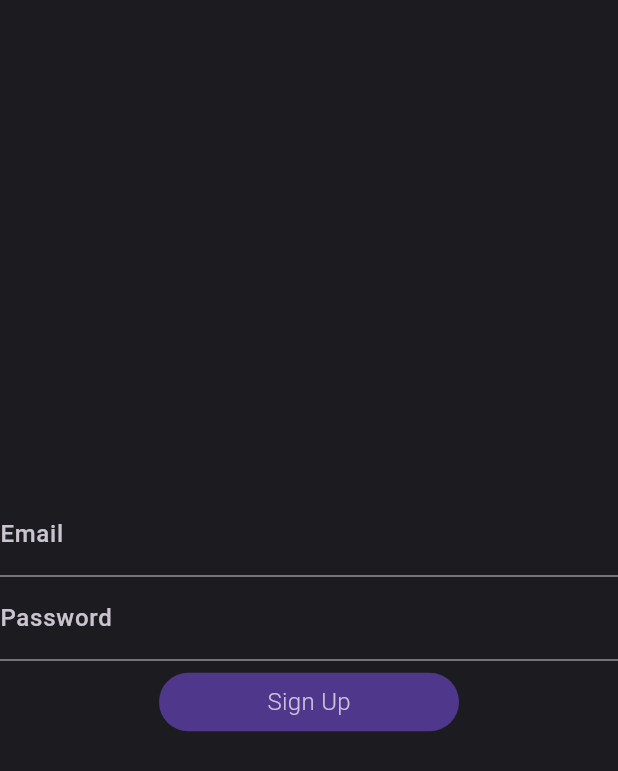
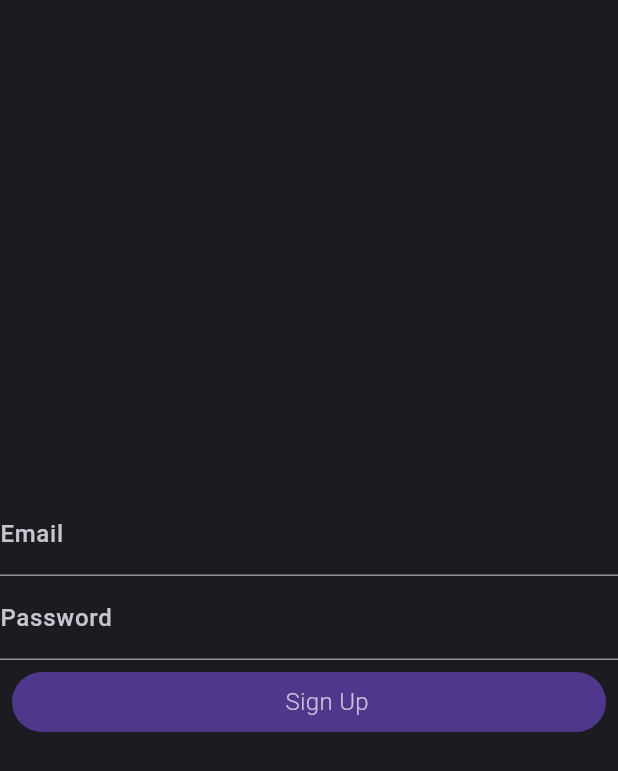
Before and after one commit to valeriiaradzivilo/lingui_quest, a Flutter app: the SignUpPage screen opened by its route, on a phone screen of 412 x 824 dp. Shown: the top 771 px of the screen. Run offline on Flutter 3.47's test engine with Material 2 defaults, Android fonts, the phone set to English and light mode, and no system bars; our stand-ins replace dartz, equatable, feather_icons, firebase_auth, firebase_core, flutter_bloc and 3 more; missing offline and left inert: flutter_portal, simple_logger; accounts and stored records are empty; generated files the repository leaves out were written again; network calls fail; Roboto replaces fonts that are missing (Unbounded).

Commit message:
mobile adapts

```diff
--- a/lib/main.dart
+++ b/lib/main.dart
@@ -3,7 +3,6 @@ import 'package:flutter/material.dart';
 import 'package:flutter_bloc/flutter_bloc.dart';
 import 'package:flutter_gen/gen_l10n/app_localizations.dart';
 import 'package:flutter_portal/flutter_portal.dart';
-import 'package:hive/hive.dart';
 import 'package:lingui_quest/data/firebase/firebase_options.dart';
 import 'package:lingui_quest/data/local_storage/hive_database.dart';
 import 'package:lingui_quest/start/bloc/start_cubit.dart';
@@ -23,7 +22,6 @@ void main() async {
     options: DefaultFirebaseOptions.currentPlatform,
   );
   init();
-  Hive.init(null);
   HiveDatabase().openBox();
   runApp(const MyApp());
 }
--- /dev/null
+++ b/lib/shared/constants/key_constants.dart
@@ -0,0 +1,9 @@
+class KeyConstants {
+  KeyConstants._();
+  static String get avatarPortal => 'avatarPortal';
+  static String get emailSignUpField => 'emailSignUpField';
+  static String get passwordSignUpField => 'passwordSignUpField';
+  static String get signUpButton => 'signUpButton';
+  static String get signInButton => 'signInButton';
+  static String get noProfileYet => 'noProfileYet';
+}
--- a/lib/shared/widgets/lin_main_button.dart
+++ b/lib/shared/widgets/lin_main_button.dart
@@ -1,3 +1,4 @@
+import 'package:flutter/foundation.dart';
 import 'package:flutter/material.dart';
 import 'package:lingui_quest/shared/constants/padding_constants.dart';
 
@@ -8,30 +9,32 @@ class LinMainButton extends StatelessWidget {
       required this.label,
       required this.onTap,
       this.isEnabled = true});
-  final IconData? icon;
   final String label;
   final Function() onTap;
   final bool isEnabled;
+  final IconData? icon;
 
   @override
   Widget build(BuildContext context) {
     return Padding(
       padding: EdgeInsets.all(PaddingConst.small),
+      child: ClipRRect(
+        borderRadius: BorderRadius.circular(20),
         child: Container(
           padding: EdgeInsets.all(PaddingConst.small),
-        constraints: const BoxConstraints(maxWidth: 200, maxHeight: 200),
           decoration: BoxDecoration(
             color: Theme.of(context).colorScheme.secondaryContainer,
-            borderRadius: BorderRadius.circular(20)),
+          ),
           child: InkWell(
             onTap: onTap,
             child: Row(
               mainAxisAlignment: MainAxisAlignment.center,
               crossAxisAlignment: CrossAxisAlignment.center,
               children: [
-              if (icon != null) Icon(icon),
-              Text(label),
+                if (!kIsWeb) Icon(icon),
+                if (kIsWeb || icon == null) Text(label),
               ],
+            ),
           ),
         ),
       ),
--- a/lib/start/di.dart
+++ b/lib/start/di.dart
@@ -24,7 +24,7 @@ Future<void> init() async {
     ),
   );
   serviceLocator.registerFactory(
-    () => StartCubit(),
+    StartCubit.new,
   );
 
   //usecases
--- a/lib/view/sign_up_page/sign_up_page.dart
+++ b/lib/view/sign_up_page/sign_up_page.dart
@@ -1,6 +1,7 @@
 import 'package:flutter/material.dart';
 import 'package:flutter_bloc/flutter_bloc.dart';
 import 'package:lingui_quest/core/extentions/app_localization_context.dart';
+import 'package:lingui_quest/shared/constants/key_constants.dart';
 import 'package:lingui_quest/shared/widgets/lin_main_button.dart';
 import 'package:lingui_quest/shared/widgets/lin_text_editing_field.dart';
 import 'package:lingui_quest/view/home_page/home_page.dart';
@@ -35,19 +36,19 @@ class _SignInPageState extends State<SignUpPage> {
                       mainAxisAlignment: MainAxisAlignment.center,
                       children: [
                         LinTextField(
-                          key: const ValueKey('emailSignUpField'),
+                          key: ValueKey(KeyConstants.emailSignUpField),
                           controller: emailController,
                           label: context.loc.email,
                           option: TextFieldOption.email,
                         ),
                         LinTextField(
-                          key: const ValueKey('passwordSignUpField'),
+                          key: ValueKey(KeyConstants.passwordSignUpField),
                           controller: passwordController,
                           label: context.loc.password,
                           option: TextFieldOption.password,
                         ),
                         LinMainButton(
-                          key: const ValueKey('signUpButton'),
+                          key: ValueKey(KeyConstants.signUpButton),
                           label: context.loc.signUp,
                           onTap: () => bloc.signUp(
                               emailController.text, passwordController.text),
--- a/pubspec.yaml
+++ b/pubspec.yaml
@@ -37,6 +37,7 @@ dependencies:
   json_annotation: ^4.8.1
   json_serializable: any
   simple_logger: ^1.9.0+2
+  path_provider: any
 
 dev_dependencies:
   flutter_test:
```
Also changed, not shown: lib/data/local_storage/hive_database.dart (+6 -1 lines), lib/start/components/user_widget.dart (+9 -2 lines), lib/start/start_page.dart (+44 -24 lines), lib/view/sign_in_page/sign_in_page.dart (+6 -2 lines), pubspec.lock, 2 other files. Lines whose indentation alone changed are shown as unchanged.
